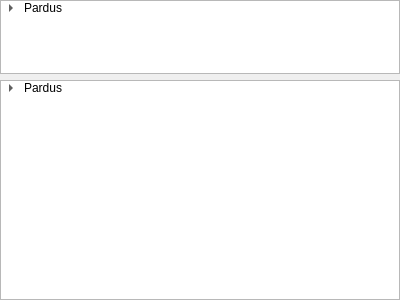
This is 2.0/lider-newgui/lider/screens/network/tree/minitree.ui in pars-linux/uludag as Qt 5 draws it before an edit. The edited form follows.
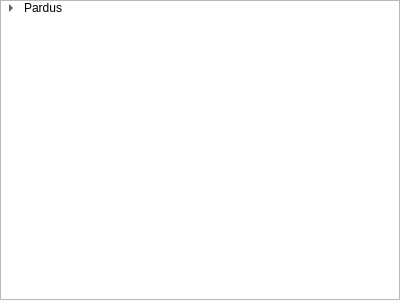
This is the edited form.

The edit to the form file:
```diff
--- a/2.0/lider-newgui/lider/screens/network/tree/minitree.ui
+++ b/2.0/lider-newgui/lider/screens/network/tree/minitree.ui
@@ -18,39 +18,6 @@
     <number>0</number>
    </property>
    <item row="0" column="0">
-    <widget class="QTreeWidget" name="treeNetwork">
-     <property name="sizePolicy">
-      <sizepolicy hsizetype="Expanding" vsizetype="Expanding">
-       <horstretch>0</horstretch>
-       <verstretch>1</verstretch>
-      </sizepolicy>
-     </property>
-     <property name="headerHidden">
-      <bool>true</bool>
-     </property>
-     <column>
-      <property name="text">
-       <string>Path</string>
-      </property>
-     </column>
-     <item>
-      <property name="text">
-       <string>Pardus</string>
-      </property>
-      <item>
-       <property name="text">
-        <string>Servers</string>
-       </property>
-       <item>
-        <property name="text">
-         <string>2009 Farm</string>
-        </property>
-       </item>
-      </item>
-     </item>
-    </widget>
-   </item>
-   <item row="1" column="0">
     <widget class="QTreeWidget" name="treeNetwork_2">
      <property name="sizePolicy">
       <sizepolicy hsizetype="Expanding" vsizetype="Expanding">
```
